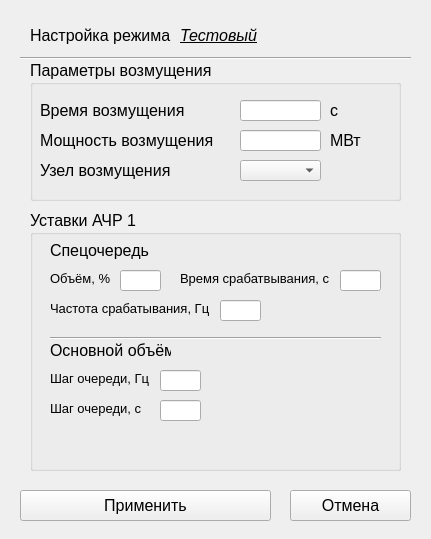
The window that powersys/form.ui (MBFROBO/system_power_a4r) describes before a commit, drawn with Qt 5.
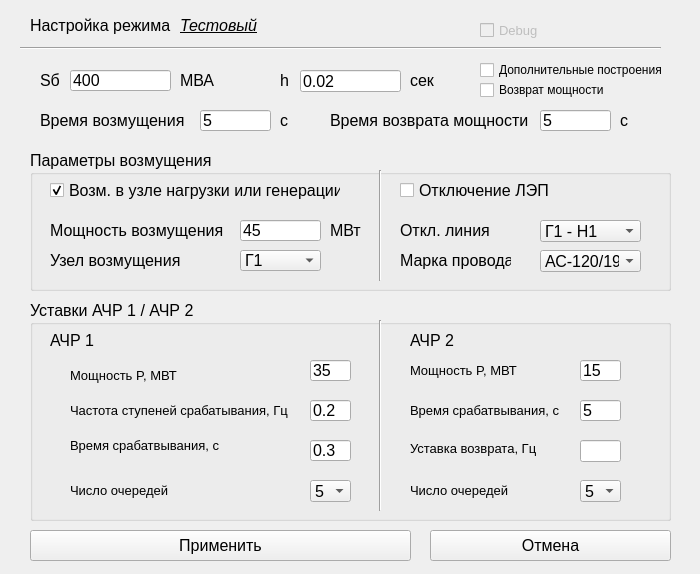
The same window after the commit.

```diff
--- a/powersys/form.ui
+++ b/powersys/form.ui
@@ -6,8 +6,8 @@
    <rect>
     <x>0</x>
     <y>0</y>
-    <width>431</width>
-    <height>539</height>
+    <width>700</width>
+    <height>574</height>
    </rect>
   </property>
   <property name="minimumSize">
@@ -18,8 +18,8 @@
   </property>
   <property name="maximumSize">
    <size>
-    <width>431</width>
-    <height>539</height>
+    <width>700</width>
+    <height>700</height>
    </size>
   </property>
   <property name="font">
@@ -34,7 +34,7 @@
    <property name="geometry">
     <rect>
      <x>30</x>
-     <y>20</y>
+     <y>10</y>
      <width>141</width>
      <height>31</height>
     </rect>
@@ -47,7 +47,7 @@
    <property name="geometry">
     <rect>
      <x>180</x>
-     <y>20</y>
+     <y>10</y>
      <width>201</width>
      <height>31</height>
     </rect>
@@ -67,8 +67,8 @@
    <property name="geometry">
     <rect>
      <x>20</x>
-     <y>50</y>
-     <width>391</width>
+     <y>40</y>
+     <width>641</width>
      <height>16</height>
     </rect>
    </property>
@@ -80,54 +80,18 @@
    <property name="geometry">
     <rect>
      <x>30</x>
-     <y>60</y>
-     <width>371</width>
+     <y>150</y>
+     <width>641</width>
      <height>141</height>
     </rect>
    </property>
    <property name="title">
     <string>Параметры возмущения</string>
    </property>
-   <widget class="QLabel" name="label_3">
-    <property name="geometry">
-     <rect>
-      <x>10</x>
-      <y>40</y>
-      <width>151</width>
-      <height>21</height>
-     </rect>
-    </property>
-    <property name="text">
-     <string>Время возмущения</string>
-    </property>
-   </widget>
-   <widget class="QLineEdit" name="lineEdit">
-    <property name="geometry">
-     <rect>
-      <x>210</x>
-      <y>40</y>
-      <width>81</width>
-      <height>21</height>
-     </rect>
-    </property>
-   </widget>
-   <widget class="QLabel" name="label_4">
-    <property name="geometry">
-     <rect>
-      <x>300</x>
-      <y>40</y>
-      <width>49</width>
-      <height>21</height>
-     </rect>
-    </property>
-    <property name="text">
-     <string>с</string>
-    </property>
-   </widget>
    <widget class="QLabel" name="label_5">
     <property name="geometry">
      <rect>
-      <x>10</x>
+      <x>20</x>
       <y>70</y>
       <width>181</width>
       <height>21</height>
@@ -146,6 +110,9 @@
       <height>21</height>
      </rect>
     </property>
+    <property name="text">
+     <string>45</string>
+    </property>
    </widget>
    <widget class="QLabel" name="label_6">
     <property name="geometry">
@@ -163,7 +130,7 @@
    <widget class="QLabel" name="label_7">
     <property name="geometry">
      <rect>
-      <x>10</x>
+      <x>20</x>
       <y>100</y>
       <width>181</width>
       <height>21</height>
@@ -182,14 +149,178 @@
       <height>21</height>
      </rect>
     </property>
+    <item>
+     <property name="text">
+      <string>Г1</string>
+     </property>
+    </item>
+    <item>
+     <property name="text">
+      <string>Г2</string>
+     </property>
+    </item>
+    <item>
+     <property name="text">
+      <string>НГ1</string>
+     </property>
+    </item>
+    <item>
+     <property name="text">
+      <string>НГ2</string>
+     </property>
+    </item>
+    <item>
+     <property name="text">
+      <string>НГ3</string>
+     </property>
+    </item>
+    <item>
+     <property name="text">
+      <string>НГ4</string>
+     </property>
+    </item>
+   </widget>
+   <widget class="Line" name="line_3">
+    <property name="geometry">
+     <rect>
+      <x>340</x>
+      <y>20</y>
+      <width>20</width>
+      <height>111</height>
+     </rect>
+    </property>
+    <property name="orientation">
+     <enum>Qt::Vertical</enum>
+    </property>
+   </widget>
+   <widget class="QLabel" name="label_19">
+    <property name="geometry">
+     <rect>
+      <x>370</x>
+      <y>70</y>
+      <width>111</width>
+      <height>21</height>
+     </rect>
+    </property>
+    <property name="toolTip">
+     <string>&lt;html&gt;&lt;head/&gt;&lt;body&gt;&lt;p&gt;Отключаемя линия&lt;/p&gt;&lt;/body&gt;&lt;/html&gt;</string>
+    </property>
+    <property name="text">
+     <string>Откл. линия</string>
+    </property>
+   </widget>
+   <widget class="QComboBox" name="Line_off">
+    <property name="geometry">
+     <rect>
+      <x>510</x>
+      <y>70</y>
+      <width>101</width>
+      <height>22</height>
+     </rect>
+    </property>
+    <item>
+     <property name="text">
+      <string>Г1 - Н1</string>
+     </property>
+    </item>
+    <item>
+     <property name="text">
+      <string>Н1 - Н2</string>
+     </property>
+    </item>
+    <item>
+     <property name="text">
+      <string>Н2 - Н3 </string>
+     </property>
+    </item>
+    <item>
+     <property name="text">
+      <string>Н3 - Г2</string>
+     </property>
+    </item>
+    <item>
+     <property name="text">
+      <string>Г2 - Н4</string>
+     </property>
+    </item>
+    <item>
+     <property name="text">
+      <string>Н4 - Г1</string>
+     </property>
+    </item>
+   </widget>
+   <widget class="QLabel" name="label_20">
+    <property name="geometry">
+     <rect>
+      <x>370</x>
+      <y>100</y>
+      <width>111</width>
+      <height>21</height>
+     </rect>
+    </property>
+    <property name="toolTip">
+     <string>&lt;html&gt;&lt;head/&gt;&lt;body&gt;&lt;p&gt;Марка провода выбирается для всех линий в системе (определяет пропускаему мощность в режиме одной связи)&lt;/p&gt;&lt;/body&gt;&lt;/html&gt;</string>
+    </property>
+    <property name="text">
+     <string>Марка провода</string>
+    </property>
+   </widget>
+   <widget class="QComboBox" name="Line_mark">
+    <property name="geometry">
+     <rect>
+      <x>510</x>
+      <y>100</y>
+      <width>101</width>
+      <height>22</height>
+     </rect>
+    </property>
+    <item>
+     <property name="text">
+      <string>АС-120/19</string>
+     </property>
+    </item>
+    <item>
+     <property name="text">
+      <string>АС-240/32</string>
+     </property>
+    </item>
+   </widget>
+   <widget class="QCheckBox" name="Line_fault">
+    <property name="geometry">
+     <rect>
+      <x>370</x>
+      <y>30</y>
+      <width>161</width>
+      <height>20</height>
+     </rect>
+    </property>
+    <property name="text">
+     <string>Отключение ЛЭП</string>
+    </property>
+   </widget>
+   <widget class="QCheckBox" name="knot_fault">
+    <property name="geometry">
+     <rect>
+      <x>20</x>
+      <y>30</y>
+      <width>291</width>
+      <height>20</height>
+     </rect>
+    </property>
+    <property name="text">
+     <string>Возм. в узле нагрузки или генерации</string>
+    </property>
+    <property name="checked">
+     <bool>true</bool>
+    </property>
    </widget>
   </widget>
   <widget class="QPushButton" name="pushButton">
    <property name="geometry">
     <rect>
-     <x>20</x>
-     <y>490</y>
-     <width>251</width>
+     <x>30</x>
+     <y>530</y>
+     <width>381</width>
      <height>31</height>
     </rect>
    </property>
@@ -200,9 +331,9 @@
   <widget class="QPushButton" name="pushButton_2">
    <property name="geometry">
     <rect>
-     <x>290</x>
-     <y>490</y>
-     <width>121</width>
+     <x>430</x>
+     <y>530</y>
+     <width>241</width>
      <height>31</height>
     </rect>
    </property>
@@ -214,21 +345,21 @@
    <property name="geometry">
     <rect>
      <x>30</x>
-     <y>210</y>
-     <width>371</width>
-     <height>261</height>
+     <y>300</y>
+     <width>641</width>
+     <height>221</height>
     </rect>
    </property>
    <property name="title">
-    <string>Уставки АЧР 1</string>
+    <string>Уставки АЧР 1 / АЧР 2</string>
    </property>
    <widget class="QLabel" name="label_8">
     <property name="geometry">
      <rect>
-      <x>20</x>
+      <x>40</x>
       <y>60</y>
-      <width>61</width>
-      <height>16</height>
+      <width>111</width>
+      <height>31</height>
      </rect>
     </property>
     <property name="font">
@@ -237,26 +368,29 @@
      </font>
     </property>
     <property name="text">
-     <string>Объём, %</string>
+     <string>Мощность P, МВТ</string>
     </property>
    </widget>
    <widget class="QLineEdit" name="lineEdit_3">
     <property name="geometry">
      <rect>
-      <x>90</x>
+      <x>550</x>
       <y>60</y>
       <width>41</width>
       <height>21</height>
      </rect>
     </property>
+    <property name="text">
+     <string>15</string>
+    </property>
    </widget>
    <widget class="QLabel" name="label_9">
     <property name="geometry">
      <rect>
-      <x>150</x>
-      <y>60</y>
+      <x>40</x>
+      <y>130</y>
       <width>151</width>
-      <height>16</height>
+      <height>31</height>
      </rect>
     </property>
     <property name="font">
@@ -271,12 +405,15 @@
    <widget class="QLineEdit" name="lineEdit_4">
     <property name="geometry">
      <rect>
-      <x>310</x>
-      <y>60</y>
+      <x>280</x>
+      <y>100</y>
       <width>41</width>
       <height>21</height>
      </rect>
     </property>
+    <property name="text">
+     <string>0.2</string>
+    </property>
    </widget>
    <widget class="QLabel" name="label_10">
     <property name="geometry">
@@ -288,16 +425,16 @@
      </rect>
     </property>
     <property name="text">
-     <string>Спецочередь</string>
+     <string>АЧР 1</string>
     </property>
    </widget>
    <widget class="QLabel" name="label_11">
     <property name="geometry">
      <rect>
-      <x>20</x>
-      <y>90</y>
-      <width>161</width>
-      <height>16</height>
+      <x>40</x>
+      <y>100</y>
+      <width>221</width>
+      <height>21</height>
      </rect>
     </property>
     <property name="font">
@@ -306,101 +443,477 @@
      </font>
     </property>
     <property name="text">
-     <string>Частота срабатывания, Гц</string>
+     <string>Частота ступеней срабатывания, Гц</string>
     </property>
    </widget>
    <widget class="QLineEdit" name="lineEdit_5">
     <property name="geometry">
      <rect>
-      <x>190</x>
-      <y>90</y>
+      <x>280</x>
+      <y>140</y>
       <width>41</width>
       <height>21</height>
      </rect>
     </property>
-   </widget>
-   <widget class="Line" name="line_2">
-    <property name="geometry">
-     <rect>
-      <x>20</x>
-      <y>120</y>
-      <width>331</width>
-      <height>16</height>
-     </rect>
-    </property>
-    <property name="orientation">
-     <enum>Qt::Horizontal</enum>
-    </property>
-   </widget>
-   <widget class="QLabel" name="label_12">
-    <property name="geometry">
-     <rect>
-      <x>20</x>
-      <y>160</y>
-      <width>111</width>
-      <height>16</height>
-     </rect>
-    </property>
-    <property name="font">
-     <font>
-      <pointsize>10</pointsize>
-     </font>
-    </property>
     <property name="text">
-     <string>Шаг очереди, Гц</string>
+     <string>0.3</string>
     </property>
    </widget>
    <widget class="QLabel" name="label_13">
     <property name="geometry">
      <rect>
-      <x>20</x>
-      <y>130</y>
+      <x>380</x>
+      <y>30</y>
       <width>121</width>
       <height>21</height>
      </rect>
     </property>
     <property name="text">
-     <string>Основной объём</string>
+     <string>АЧР 2</string>
     </property>
    </widget>
    <widget class="QLineEdit" name="lineEdit_6">
     <property name="geometry">
      <rect>
-      <x>130</x>
-      <y>160</y>
+      <x>550</x>
+      <y>100</y>
       <width>41</width>
       <height>21</height>
      </rect>
+    </property>
+    <property name="text">
+     <string>5</string>
+    </property>
+   </widget>
+   <widget class="QLabel" name="label_15">
+    <property name="geometry">
+     <rect>
+      <x>380</x>
+      <y>50</y>
+      <width>111</width>
+      <height>41</height>
+     </rect>
+    </property>
+    <property name="font">
+     <font>
+      <pointsize>10</pointsize>
+     </font>
+    </property>
+    <property name="toolTip">
+     <string>&lt;html&gt;&lt;head/&gt;&lt;body&gt;&lt;p&gt;Выделенная мощность на АЧР2&lt;/p&gt;&lt;/body&gt;&lt;/html&gt;</string>
+    </property>
+    <property name="text">
+     <string>Мощность P, МВТ</string>
+    </property>
+   </widget>
+   <widget class="QLineEdit" name="A4R1_P_field">
+    <property name="geometry">
+     <rect>
+      <x>280</x>
+      <y>60</y>
+      <width>41</width>
+      <height>21</height>
+     </rect>
+    </property>
+    <property name="text">
+     <string>35</string>
     </property>
    </widget>
    <widget class="QLabel" name="label_14">
     <property name="geometry">
      <rect>
-      <x>20</x>
-      <y>190</y>
-      <width>111</width>
-      <height>16</height>
-     </rect>
-    </property>
-    <property name="font">
-     <font>
-      <pointsize>10</pointsize>
-     </font>
-    </property>
-    <property name="text">
-     <string>Шаг очереди, с</string>
-    </property>
-   </widget>
-   <widget class="QLineEdit" name="lineEdit_7">
-    <property name="geometry">
-     <rect>
-      <x>130</x>
-      <y>190</y>
-      <width>41</width>
+      <x>380</x>
+      <y>100</y>
+      <width>151</width>
       <height>21</height>
      </rect>
     </property>
+    <property name="font">
+     <font>
+      <pointsize>10</pointsize>
+     </font>
+    </property>
+    <property name="text">
+     <string>Время срабатвывания, с</string>
+    </property>
    </widget>
+   <widget class="QLabel" name="label_12">
+    <property name="geometry">
+     <rect>
+      <x>40</x>
+      <y>170</y>
+      <width>151</width>
+      <height>41</height>
+     </rect>
+    </property>
+    <property name="font">
+     <font>
+      <pointsize>10</pointsize>
+     </font>
+    </property>
+    <property name="toolTip">
+     <string>&lt;html&gt;&lt;head/&gt;&lt;body&gt;&lt;p&gt;Уставка очередей по времени&lt;/p&gt;&lt;/body&gt;&lt;/html&gt;</string>
+    </property>
+    <property name="text">
+     <string>Число очередей</string>
+    </property>
+   </widget>
+   <widget class="QComboBox" name="A4R1_count_stpes">
+    <property name="geometry">
+     <rect>
+      <x>280</x>
+      <y>180</y>
+      <width>41</width>
+      <height>22</height>
+     </rect>
+    </property>
+    <item>
+     <property name="text">
+      <string>5</string>
+     </property>
+    </item>
+    <item>
+     <property name="text">
+      <string>10</string>
+     </property>
+    </item>
+    <item>
+     <property name="text">
+      <string>15</string>
+     </property>
+    </item>
+    <item>
+     <property name="text">
+      <string>20</string>
+     </property>
+    </item>
+   </widget>
+   <widget class="QLabel" name="label_16">
+    <property name="geometry">
+     <rect>
+      <x>380</x>
+      <y>170</y>
+      <width>151</width>
+      <height>41</height>
+     </rect>
+    </property>
+    <property name="font">
+     <font>
+      <pointsize>10</pointsize>
+     </font>
+    </property>
+    <property name="toolTip">
+     <string>&lt;html&gt;&lt;head/&gt;&lt;body&gt;&lt;p&gt;Уставка очередей по времени&lt;/p&gt;&lt;/body&gt;&lt;/html&gt;</string>
+    </property>
+    <property name="text">
+     <string>Число очередей</string>
+    </property>
+   </widget>
+   <widget class="QComboBox" name="A4R2_count_stpes">
+    <property name="geometry">
+     <rect>
+      <x>550</x>
+      <y>180</y>
+      <width>41</width>
+      <height>22</height>
+     </rect>
+    </property>
+    <item>
+     <property name="text">
+      <string>5</string>
+     </property>
+    </item>
+    <item>
+     <property name="text">
+      <string>10</string>
+     </property>
+    </item>
+    <item>
+     <property name="text">
+      <string>15</string>
+     </property>
+    </item>
+    <item>
+     <property name="text">
+      <string>20</string>
+     </property>
+    </item>
+   </widget>
+   <widget class="Line" name="line_2">
+    <property name="geometry">
+     <rect>
+      <x>340</x>
+      <y>20</y>
+      <width>20</width>
+      <height>191</height>
+     </rect>
+    </property>
+    <property name="orientation">
+     <enum>Qt::Vertical</enum>
+    </property>
+   </widget>
+   <widget class="QLabel" name="label_21">
+    <property name="geometry">
+     <rect>
+      <x>380</x>
+      <y>140</y>
+      <width>161</width>
+      <height>16</height>
+     </rect>
+    </property>
+    <property name="font">
+     <font>
+      <pointsize>10</pointsize>
+     </font>
+    </property>
+    <property name="text">
+     <string>Уставка возврата, Гц</string>
+    </property>
+   </widget>
+   <widget class="QLineEdit" name="A4R2_vozvr_field">
+    <property name="geometry">
+     <rect>
+      <x>550</x>
+      <y>140</y>
+      <width>41</width>
+      <height>22</height>
+     </rect>
+    </property>
+   </widget>
+  </widget>
+  <widget class="QCheckBox" name="checkBox">
+   <property name="enabled">
+    <bool>false</bool>
+   </property>
+   <property name="geometry">
+    <rect>
+     <x>480</x>
+     <y>20</y>
+     <width>71</width>
+     <height>21</height>
+    </rect>
+   </property>
+   <property name="font">
+    <font>
+     <pointsize>10</pointsize>
+    </font>
+   </property>
+   <property name="toolTip">
+    <string>&lt;html&gt;&lt;head/&gt;&lt;body&gt;&lt;p&gt;Можно изменять мощности нагрузок прямо во время симуляции&lt;/p&gt;&lt;/body&gt;&lt;/html&gt;</string>
+   </property>
+   <property name="text">
+    <string>Debug</string>
+   </property>
+  </widget>
+  <widget class="QLineEdit" name="S_basis_field">
+   <property name="geometry">
+    <rect>
+     <x>70</x>
+     <y>70</y>
+     <width>101</width>
+     <height>21</height>
+    </rect>
+   </property>
+   <property name="text">
+    <string>400</string>
+   </property>
+  </widget>
+  <widget class="QLabel" name="S_basis">
+   <property name="geometry">
+    <rect>
+     <x>40</x>
+     <y>60</y>
+     <width>21</width>
+     <height>41</height>
+    </rect>
+   </property>
+   <property name="toolTip">
+    <string>&lt;html&gt;&lt;head/&gt;&lt;body&gt;&lt;p&gt;Базисная мощность&lt;/p&gt;&lt;/body&gt;&lt;/html&gt;</string>
+   </property>
+   <property name="text">
+    <string>Sб</string>
+   </property>
+  </widget>
+  <widget class="QLabel" name="S_basis_izm">
+   <property name="geometry">
+    <rect>
+     <x>180</x>
+     <y>60</y>
+     <width>49</width>
+     <height>41</height>
+    </rect>
+   </property>
+   <property name="text">
+    <string>МВА</string>
+   </property>
+  </widget>
+  <widget class="QCheckBox" name="checkBox_2">
+   <property name="geometry">
+    <rect>
+     <x>480</x>
+     <y>60</y>
+     <width>191</width>
+     <height>20</height>
+    </rect>
+   </property>
+   <property name="font">
+    <font>
+     <pointsize>9</pointsize>
+    </font>
+   </property>
+   <property name="toolTip">
+    <string>&lt;html&gt;&lt;head/&gt;&lt;body&gt;&lt;p&gt;Построит дополнительные графики по углу передачи и мощности генераторов. В отдельном окне в конце симуляции&lt;/p&gt;&lt;/body&gt;&lt;/html&gt;</string>
+   </property>
+   <property name="text">
+    <string>Дополнительные построения</string>
+   </property>
+  </widget>
+  <widget class="QLineEdit" name="lineEdit">
+   <property name="geometry">
+    <rect>
+     <x>200</x>
+     <y>110</y>
+     <width>71</width>
+     <height>21</height>
+    </rect>
+   </property>
+   <property name="text">
+    <string>5</string>
+   </property>
+  </widget>
+  <widget class="QLabel" name="label_3">
+   <property name="geometry">
+    <rect>
+     <x>40</x>
+     <y>110</y>
+     <width>151</width>
+     <height>21</height>
+    </rect>
+   </property>
+   <property name="toolTip">
+    <string>&lt;html&gt;&lt;head/&gt;&lt;body&gt;&lt;p&gt;Момент возмущаего воздейсвтия&lt;/p&gt;&lt;/body&gt;&lt;/html&gt;</string>
+   </property>
+   <property name="text">
+    <string>Время возмущения</string>
+   </property>
+  </widget>
+  <widget class="QLabel" name="label_4">
+   <property name="geometry">
+    <rect>
+     <x>280</x>
+     <y>110</y>
+     <width>49</width>
+     <height>21</height>
+    </rect>
+   </property>
+   <property name="text">
+    <string>с</string>
+   </property>
+  </widget>
+  <widget class="QLineEdit" name="h_field">
+   <property name="geometry">
+    <rect>
+     <x>300</x>
+     <y>70</y>
+     <width>101</width>
+     <height>22</height>
+    </rect>
+   </property>
+   <property name="text">
+    <string>0.02</string>
+   </property>
+  </widget>
+  <widget class="QLabel" name="label_17">
+   <property name="geometry">
+    <rect>
+     <x>280</x>
+     <y>70</y>
+     <width>16</width>
+     <height>21</height>
+    </rect>
+   </property>
+   <property name="toolTip">
+    <string>&lt;html&gt;&lt;head/&gt;&lt;body&gt;&lt;p&gt;шаг симуляции&lt;/p&gt;&lt;/body&gt;&lt;/html&gt;</string>
+   </property>
+   <property name="text">
+    <string>h</string>
+   </property>
+  </widget>
+  <widget class="QLabel" name="label_18">
+   <property name="geometry">
+    <rect>
+     <x>410</x>
+     <y>70</y>
+     <width>49</width>
+     <height>21</height>
+    </rect>
+   </property>
+   <property name="text">
+    <string>сек</string>
+   </property>
+  </widget>
+  <widget class="QCheckBox" name="Pvozvr_check">
+   <property name="geometry">
+    <rect>
+     <x>480</x>
+     <y>80</y>
+     <width>191</width>
+     <height>20</height>
+    </rect>
+   </property>
+   <property name="font">
+    <font>
+     <pointsize>9</pointsize>
+    </font>
+   </property>
+   <property name="toolTip">
+    <string>&lt;html&gt;&lt;head/&gt;&lt;body&gt;&lt;p&gt;Построит дополнительные графики по углу передачи и мощности генераторов. В отдельном окне в конце симуляции&lt;/p&gt;&lt;/body&gt;&lt;/html&gt;</string>
+   </property>
+   <property name="text">
+    <string>Возврат мощности</string>
+   </property>
+  </widget>
+  <widget class="QLabel" name="label_22">
+   <property name="geometry">
+    <rect>
+     <x>330</x>
+     <y>110</y>
+     <width>201</width>
+     <height>21</height>
+    </rect>
+   </property>
+   <property name="toolTip">
+    <string>&lt;html&gt;&lt;head/&gt;&lt;body&gt;&lt;p&gt;Момент возмущаего воздейсвтия&lt;/p&gt;&lt;/body&gt;&lt;/html&gt;</string>
+   </property>
+   <property name="text">
+    <string>Время возврата мощности</string>
+   </property>
+  </widget>
+  <widget class="QLineEdit" name="Pvozvr">
+   <property name="geometry">
+    <rect>
+     <x>540</x>
+     <y>110</y>
+     <width>71</width>
+     <height>21</height>
+    </rect>
+   </property>
+   <property name="text">
+    <string>5</string>
+   </property>
+  </widget>
+  <widget class="QLabel" name="label_23">
+   <property name="geometry">
+    <rect>
+     <x>620</x>
+     <y>110</y>
+     <width>49</width>
+     <height>21</height>
+    </rect>
+   </property>
+   <property name="text">
+    <string>с</string>
+   </property>
   </widget>
  </widget>
  <resources/>
```
Left out of the diff: 23 changed lines with no effect on the pictures.
